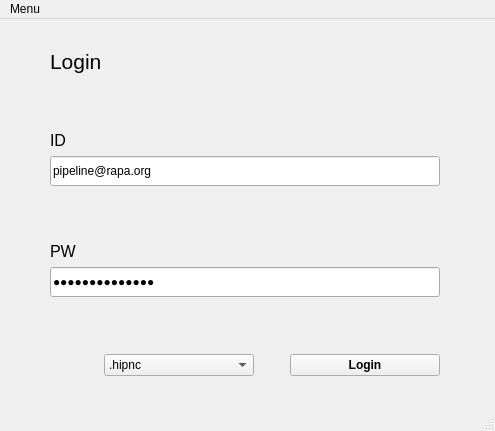
The window that python/BlackPepper/ui/ui_sw/mvc_login_2.ui (NetflixVFX-Ac/BlackPepper) describes before a commit, drawn with Qt 5.
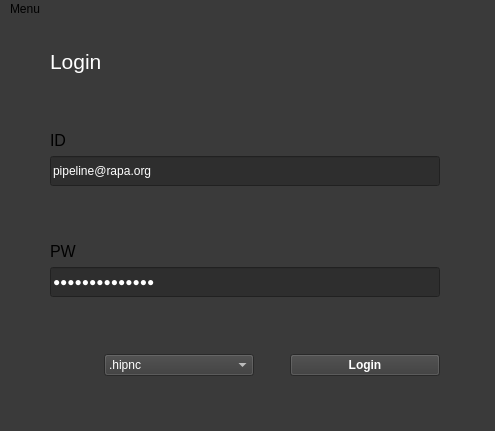
The same window after the commit.

Diff of the .ui file:
```diff
--- a/python/BlackPepper/ui/ui_sw/mvc_login_2.ui
+++ b/python/BlackPepper/ui/ui_sw/mvc_login_2.ui
@@ -13,6 +13,9 @@
   <property name="windowTitle">
    <string>MainWindow</string>
   </property>
+  <property name="styleSheet">
+   <string notr="true">background-color: rgb(58, 58, 58);</string>
+  </property>
   <widget class="QWidget" name="centralwidget">
    <property name="sizePolicy">
     <sizepolicy hsizetype="Fixed" vsizetype="Preferred">
@@ -51,6 +54,9 @@
          <bold>false</bold>
         </font>
        </property>
+       <property name="styleSheet">
+        <string notr="true">color: rgb(255, 255, 255);</string>
+       </property>
        <property name="text">
         <string>Login</string>
        </property>
@@ -95,6 +101,10 @@
          <height>30</height>
         </size>
        </property>
+       <property name="styleSheet">
+        <string notr="true">background-color: rgb(46, 46, 46);
+color: rgb(255, 255, 255);</string>
+       </property>
        <property name="text">
         <string>pipeline@rapa.org</string>
        </property>
@@ -133,6 +143,10 @@
          <height>30</height>
         </size>
        </property>
+       <property name="styleSheet">
+        <string notr="true">background-color: rgb(46, 46, 46);
+color: rgb(255, 255, 255);</string>
+       </property>
        <property name="text">
         <string>netflixacademy</string>
        </property>
@@ -177,6 +191,9 @@
            <height>0</height>
           </size>
          </property>
+         <property name="styleSheet">
+          <string notr="true">color: rgb(255, 255, 255);</string>
+         </property>
          <item>
           <property name="text">
            <string>.hipnc</string>
@@ -230,6 +247,9 @@
            <bold>true</bold>
           </font>
          </property>
+         <property name="styleSheet">
+          <string notr="true">color: rgb(255, 255, 255);</string>
+         </property>
          <property name="text">
           <string>Login</string>
          </property>
```
